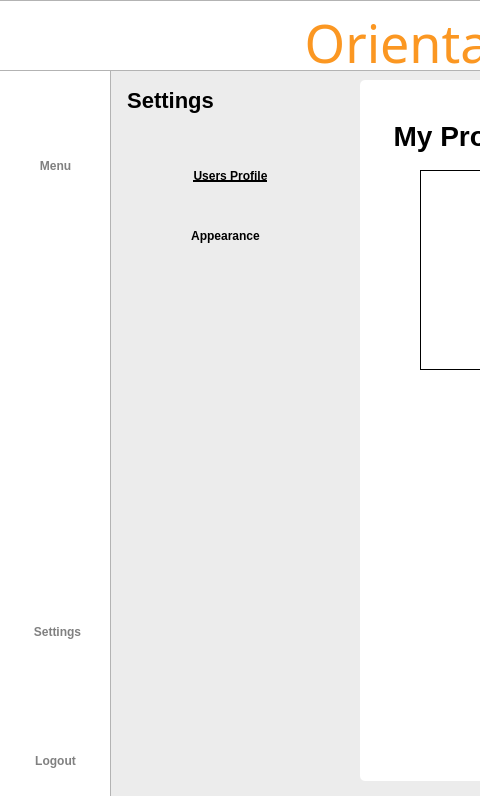
Patatims/CCSFEN2_Project, file Project SE/ui/userprofilescreen.ui: the form before one commit; both pictures show x 0 to 480 and y 0 to 796 of the 1200 by 796 pixel window.
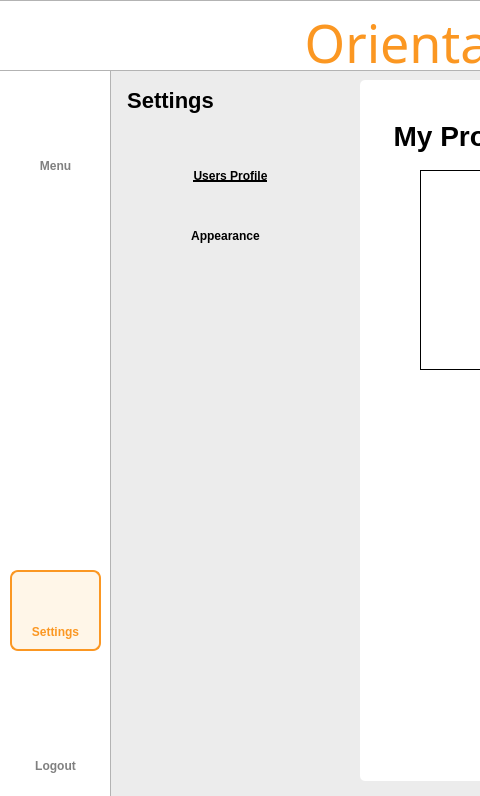
The form after the commit. Icons and pictures are not drawn.

```diff
--- a/Project SE/ui/userprofilescreen.ui
+++ b/Project SE/ui/userprofilescreen.ui
@@ -162,21 +162,27 @@
    <widget class="QPushButton" name="logoutbtn">
     <property name="geometry">
      <rect>
-      <x>20</x>
-      <y>740</y>
-      <width>71</width>
-      <height>41</height>
+      <x>5</x>
+      <y>750</y>
+      <width>101</width>
+      <height>31</height>
      </rect>
     </property>
     <property name="styleSheet">
-     <string notr="true">QPushButton#logoutbtn{
+     <string notr="true">QPushButton{
     color: rgba(0,0,0, 0.5);
     font-family: 'Roboto';
     font-size: 12px;
     font-weight: 500;
 	border:none;
 }
-</string>
+
+QPushButton:hover{
+color: #FB9722;
+border: 2px solid #FB9722;
+border-radius: 8px;
+background-color: rgba(255, 167, 25, 0.1);
+}</string>
     </property>
     <property name="text">
      <string>Logout</string>
@@ -185,15 +191,15 @@
    <widget class="QPushButton" name="settingsbtn">
     <property name="geometry">
      <rect>
-      <x>20</x>
-      <y>620</y>
-      <width>75</width>
-      <height>23</height>
+      <x>5</x>
+      <y>616</y>
+      <width>101</width>
+      <height>31</height>
      </rect>
     </property>
     <property name="styleSheet">
-     <string notr="true">QPushButton#settingsbtn{
-    color: rgba(0,0,0, 0.5);
+     <string notr="true">QPushButton{
+  	color: #FB9722;
     font-family: 'Roboto';
     font-size: 12px;
     font-weight: 500;
@@ -208,21 +214,27 @@
    <widget class="QPushButton" name="menubtn">
     <property name="geometry">
      <rect>
-      <x>10</x>
+      <x>5</x>
       <y>150</y>
-      <width>91</width>
+      <width>101</width>
       <height>31</height>
      </rect>
     </property>
     <property name="styleSheet">
-     <string notr="true">QPushButton#menubtn{
+     <string notr="true">QPushButton{
     color: rgba(0,0,0, 0.5);
     font-family: 'Roboto';
     font-size: 12px;
     font-weight: 500;
 	border:none;
 }
-</string>
+
+QPushButton:hover{
+color: #FB9722;
+border: 2px solid #FB9722;
+border-radius: 8px;
+background-color: rgba(255, 167, 25, 0.1);
+}</string>
     </property>
     <property name="text">
      <string>Menu</string>
@@ -687,6 +699,53 @@
      <bool>true</bool>
     </property>
    </widget>
+   <widget class="QLabel" name="label_5">
+    <property name="geometry">
+     <rect>
+      <x>10</x>
+      <y>570</y>
+      <width>91</width>
+      <height>81</height>
+     </rect>
+    </property>
+    <property name="styleSheet">
+     <string notr="true">QLabel{
+	background-color: rgba(255, 167, 25, 0.1);
+	border: 2px solid #FB9722;
+	border-radius: 8px;
+}</string>
+    </property>
+    <property name="text">
+     <string/>
+    </property>
+   </widget>
+   <zorder>sidebar</zorder>
+   <zorder>titlebar</zorder>
+   <zorder>whitebg</zorder>
+   <zorder>title</zorder>
+   <zorder>settings</zorder>
+   <zorder>userprofIcon</zorder>
+   <zorder>logoutbtn</zorder>
+   <zorder>menubtn</zorder>
+   <zorder>menuIcon</zorder>
+   <zorder>logoutIcon</zorder>
+   <zorder>userprofbtn</zorder>
+   <zorder>editbtn</zorder>
+   <zorder>settings_2</zorder>
+   <zorder>label</zorder>
+   <zorder>appearanceIcon</zorder>
+   <zorder>appearancebtn</zorder>
+   <zorder>label_2</zorder>
+   <zorder>label_3</zorder>
+   <zorder>label_4</zorder>
+   <zorder>boxlabel_name</zorder>
+   <zorder>boxlabel_role</zorder>
+   <zorder>boxlabel_username</zorder>
+   <zorder>image</zorder>
+   <zorder>password</zorder>
+   <zorder>label_5</zorder>
+   <zorder>settingIcon</zorder>
+   <zorder>settingsbtn</zorder>
   </widget>
  </widget>
  <resources>
```
Left out of the diff: 2 changed lines with no effect on the pictures.
